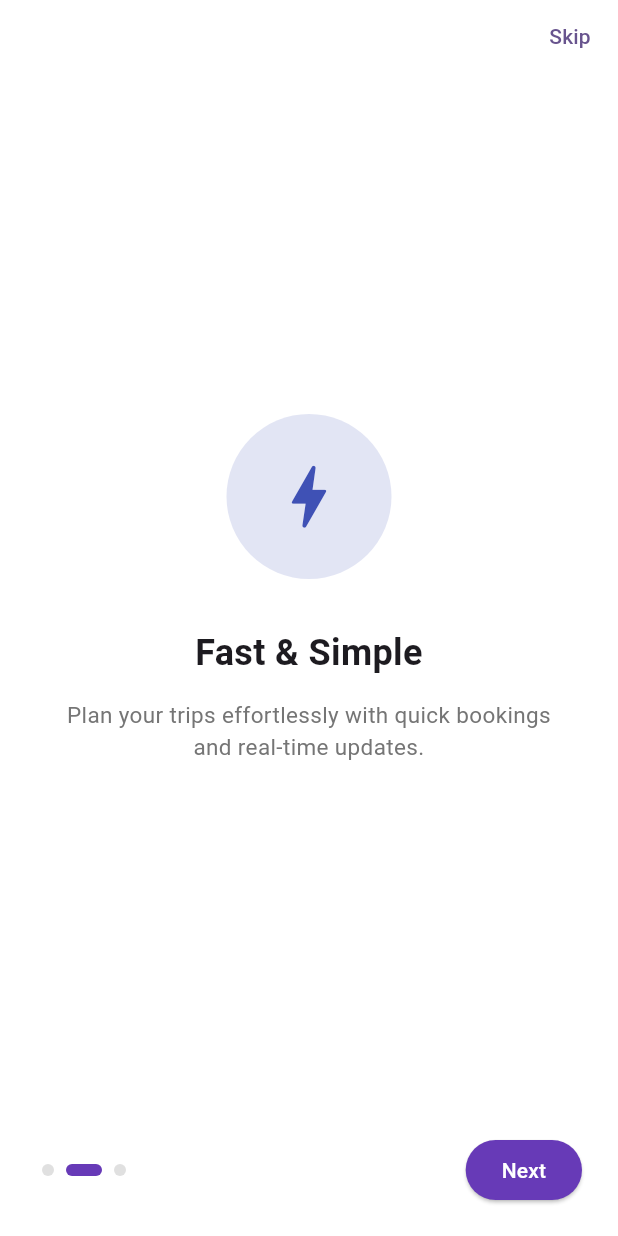
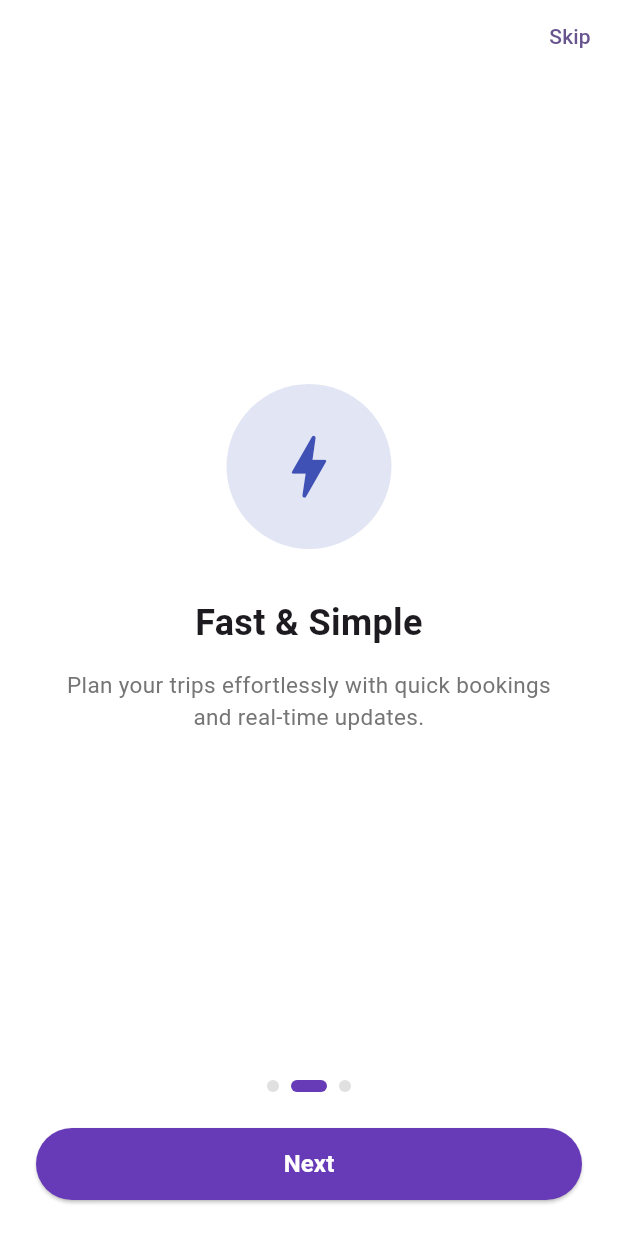
Before and after one commit to charleswereangoye/pageview_widget, a Flutter app: the screen it shows after launch, after a tap on "Next", on a phone screen of 412 x 824 dp. Run offline on Flutter 3.47's test engine with Material 3 defaults, Android fonts, the phone set to English and light mode, and no system bars.

```diff
--- a/lib/main.dart
+++ b/lib/main.dart
@@ -133,14 +133,14 @@ class _OnboardingScreenState extends State<OnboardingScreen> {
               ),
             ),
 
-            // Holds dots and next button.
+            // Holds centered dots and next button.
             Padding(
-              padding: const EdgeInsets.symmetric(horizontal: 24, vertical: 20),
-              child: Row(
-                mainAxisAlignment: MainAxisAlignment.spaceBetween,
+              padding: const EdgeInsets.symmetric(horizontal: 24, vertical: 24),
+              child: Column(
                 children: [
-                  // Generates page indicator dots.
+                  // Centered page indicator dots.
                   Row(
+                    mainAxisAlignment: MainAxisAlignment.center,
                     children: List.generate(3, (index) {
                       final bool isActive = _currentPage == index;
                       return AnimatedContainer(
@@ -156,12 +156,22 @@ class _OnboardingScreenState extends State<OnboardingScreen> {
                     }),
                   ),
 
-                  // Handles Next/Get Started actions.
-                  ElevatedButton(
+                  const SizedBox(height: 24),
+
+                  // Next / Get Started button.
+                  SizedBox(
+                    width: double.infinity,
+                    height: 48,
+                    child: ElevatedButton(
                       onPressed: () {
                         if (_currentPage == 2) {
                           ScaffoldMessenger.of(context).showSnackBar(
-                          const SnackBar(content: Text('Welcome! Onboarding finished.')),
+                            const SnackBar(
+                              content: Text(
+                                'Welcome! Onboarding finished.',
+                                textAlign: TextAlign.center,
+                              ),
+                            ),
                           );
                         } else {
                           _controller.nextPage(
@@ -174,10 +184,14 @@ class _OnboardingScreenState extends State<OnboardingScreen> {
                         backgroundColor: Colors.deepPurple,
                         foregroundColor: Colors.white,
                         shape: RoundedRectangleBorder(
-                        borderRadius: BorderRadius.circular(20),
+                          borderRadius: BorderRadius.circular(24),
                         ),
                       ),
-                    child: Text(_currentPage == 2 ? 'Get Started' : 'Next'),
+                      child: Text(
+                        _currentPage == 2 ? 'Get Started' : 'Next',
+                        style: const TextStyle(fontSize: 16, fontWeight: FontWeight.bold),
+                      ),
+                    ),
                   ),
                 ],
               ),
```
Lines whose indentation alone changed are shown as unchanged.
